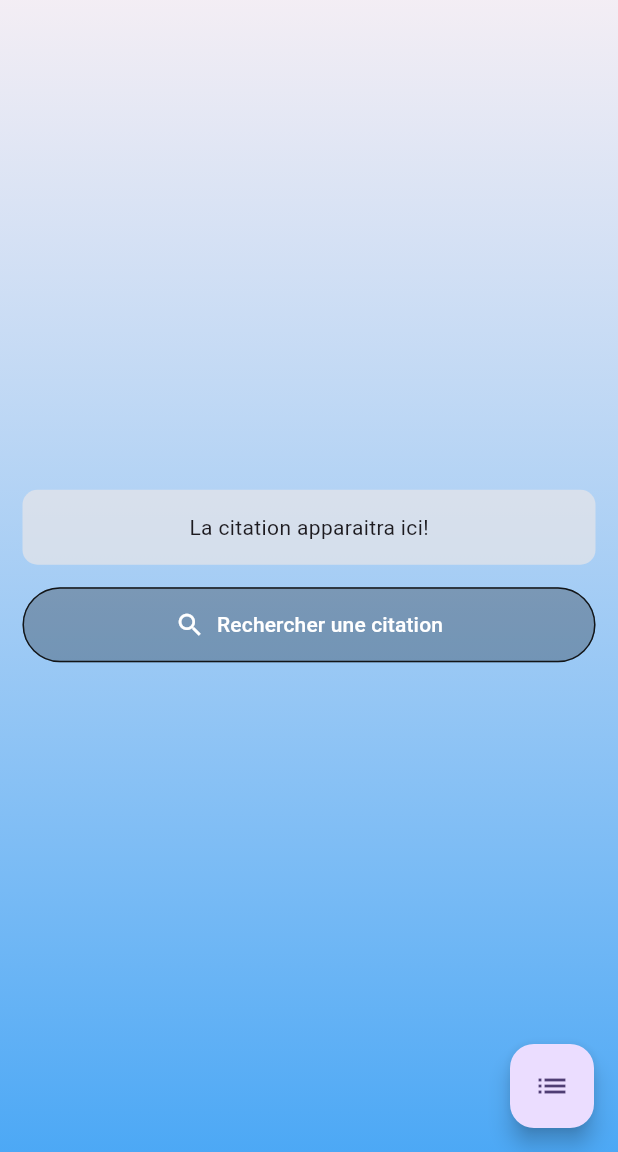
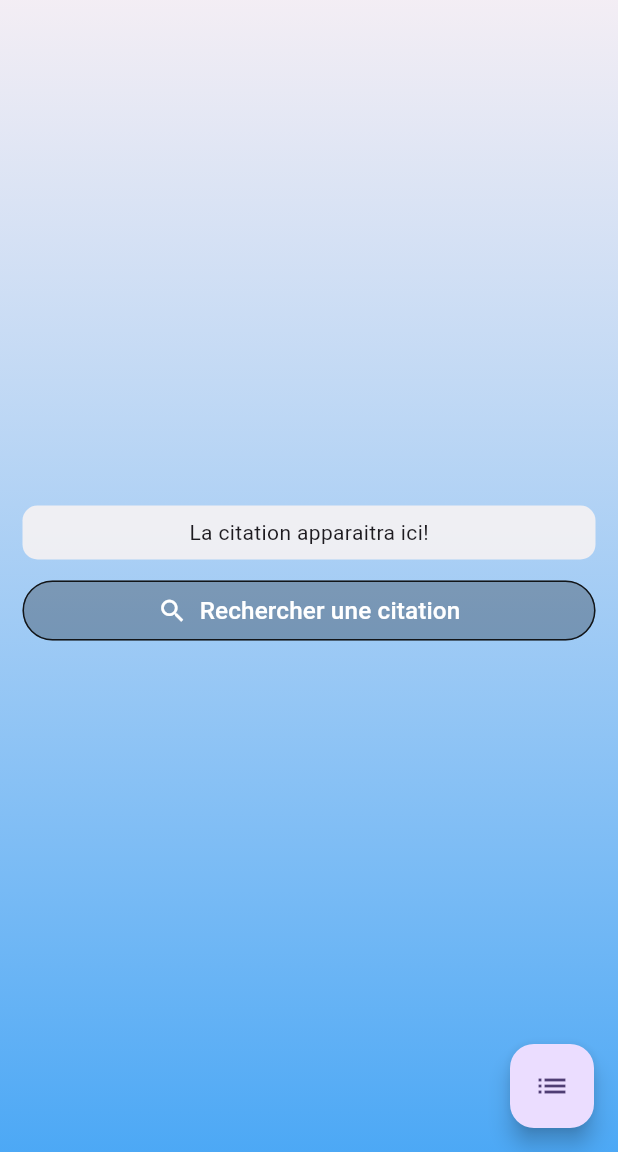
Before and after one commit to hulrich-baku/random_quote, a Flutter app: the screen it shows after launch, after a tap on "Rechercher une citation", on a phone screen of 412 x 824 dp, the part 84-1236 px from its top. Run offline on Flutter 3.47's test engine with Material 3 defaults, Android fonts, the phone set to English and light mode, and no system bars; our stand-ins replace connectivity_plus, dio; missing offline and left inert: translator; network calls fail.

Commit message:
Ajout de la traduction

```diff
--- a/lib/home_page.dart
+++ b/lib/home_page.dart
@@ -1,6 +1,7 @@
 import 'package:connectivity_plus/connectivity_plus.dart';
 import 'package:dio/dio.dart';
 import 'package:flutter/material.dart';
+import 'package:translator/translator.dart';
 
 class HomePage extends StatefulWidget {
   const HomePage({super.key});
@@ -13,14 +14,30 @@ class _HomePage extends State<HomePage> {
 
   bool _clickedButton = false; // vérificateur du bouton cliqué
   final Dio dio = Dio(); // creation d'un objet Dio pour faire des requetes http
-  dynamic varData; // variable recepteur des données venant de l'api
+  Map<String,String>? varData; // variable recepteur des données venant de l'api
+  final _translator = GoogleTranslator(); // l'objet traducteur (googleTranslator)
 
-  // fonction pour obtenir les données dans l'api
-  _getQuoteFromApi() async{
+  // fonction pour obtenir les données dans l'api et ls traduire directement en français
+  Future<Map<String,String>?> _getQuoteFromApi() async{
     try {
       final response = await dio.get("https://api.breakingbadquotes.xyz/v1/quotes");
+      // Model Api Data
+      // [ { "quote" : "this is a quote in English", "author" : "Hulrich Baku" } ]
+
       List dataQuote = response.data;
-      return dataQuote;
+
+      String quote = dataQuote[0]["quote"]; // quote
+      String author = dataQuote[0]["author"]; // author
+
+
+      var quoteTranslated = await _translator.translate(quote, to:"fr") ;
+
+      Map<String,String> result = {
+        "quote" : quoteTranslated.toString(),
+        "author" : author
+      };
+
+      return result;
     } catch (e) {
       return null;
     }
@@ -85,22 +102,22 @@ class _HomePage extends State<HomePage> {
             child: Column(
               mainAxisAlignment: MainAxisAlignment.center,
               crossAxisAlignment: CrossAxisAlignment.center,
-              spacing: 15,
+              spacing: 10,
               children: [
                 Container(
                   margin: EdgeInsets.symmetric(horizontal: 15),
-                  padding: EdgeInsets.symmetric(vertical: 15, horizontal: 15),
+                  padding: EdgeInsets.symmetric(vertical: 8, horizontal: 12),
                   decoration: BoxDecoration(
-                    color: const Color.fromARGB(165, 236, 231, 231),
+                    color: const Color.fromARGB(223, 248, 243, 243),
                     borderRadius: BorderRadius.circular(10)
                   ),
                   child: Center(
-                    child: _clickedButton? CircularProgressIndicator() : Column(
-                      spacing: 15,
+                    child: _clickedButton? CircularProgressIndicator(color: const Color.fromARGB(241, 13, 94, 161),) : Column(
+                      spacing: 2,
                       children: [
                       if (varData != null) ...[
-                        Text(varData[0]["quote"], textAlign: TextAlign.center,),
-                        Text(varData[0]["author"], style: TextStyle(fontWeight: FontWeight.bold),)
+                        Text(varData!["quote"]!, textAlign: TextAlign.center,style: TextStyle(fontSize: 16, fontWeight: FontWeight.w400),),
+                        Text("- ${varData!["author"]!} -", style: TextStyle(fontWeight: FontWeight.w500, fontSize: 17, color: const Color.fromARGB(255, 1, 89, 242)),)
                         ] else Text("La citation apparaitra ici!")
                     ],))
                 ),
@@ -119,14 +136,13 @@ class _HomePage extends State<HomePage> {
                       });
                     } : null,
                     style: OutlinedButton.styleFrom(
-                      padding: EdgeInsets.symmetric(horizontal: 20, vertical: 15),
+                      padding: EdgeInsets.symmetric(horizontal: 10, vertical: 8),
                       side: BorderSide(color: const Color.fromARGB(255, 18, 21, 24)),
                       iconSize: 20,
                       backgroundColor: Colors.black26,
-                      iconColor: Colors.white,
                     ),
-                    label: Text("Rechercher une citation", style :TextStyle(color: Colors.white)),
-                    icon: Icon(Icons.search),
+                    label: Text("Rechercher une citation", style :TextStyle(color: Colors.white, fontSize: 16.2)),
+                    icon: Icon(Icons.search, color: Colors.white),
                   ),
                 )
             ]),
--- a/lib/main.dart
+++ b/lib/main.dart
@@ -7,7 +7,6 @@ void main() {
 
 class MyApp extends StatelessWidget {
   const MyApp({super.key});
-
 
   @override
   Widget build(BuildContext context) {
--- a/pubspec.yaml
+++ b/pubspec.yaml
@@ -36,6 +36,7 @@ dependencies:
   cupertino_icons: ^1.0.8
   connectivity_plus: ^6.1.3
   dio: ^5.8.0+1
+  translator: ^1.0.3+1
 
 dev_dependencies:
   flutter_test:
```
Also changed, not shown: pubspec.lock.
